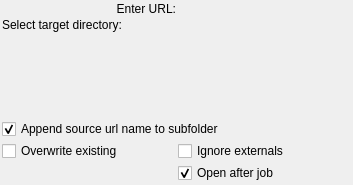
Qt form src/svnfrontend/fronthelpers/checkoutinfo.ui (KDE/kdesvn) before a commit.
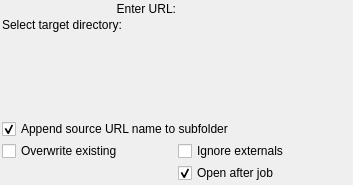
The same form after that commit. Custom widgets are drawn as their Qt base class.

The edit to the form file:
```diff
--- a/src/svnfrontend/fronthelpers/checkoutinfo.ui
+++ b/src/svnfrontend/fronthelpers/checkoutinfo.ui
@@ -67,7 +67,7 @@
    <item>
     <widget class="QCheckBox" name="m_CreateDirButton" >
      <property name="text" >
-      <string>Append source url name to subfolder</string>
+      <string>Append source URL name to subfolder</string>
      </property>
      <property name="checked" >
       <bool>true</bool>
```
